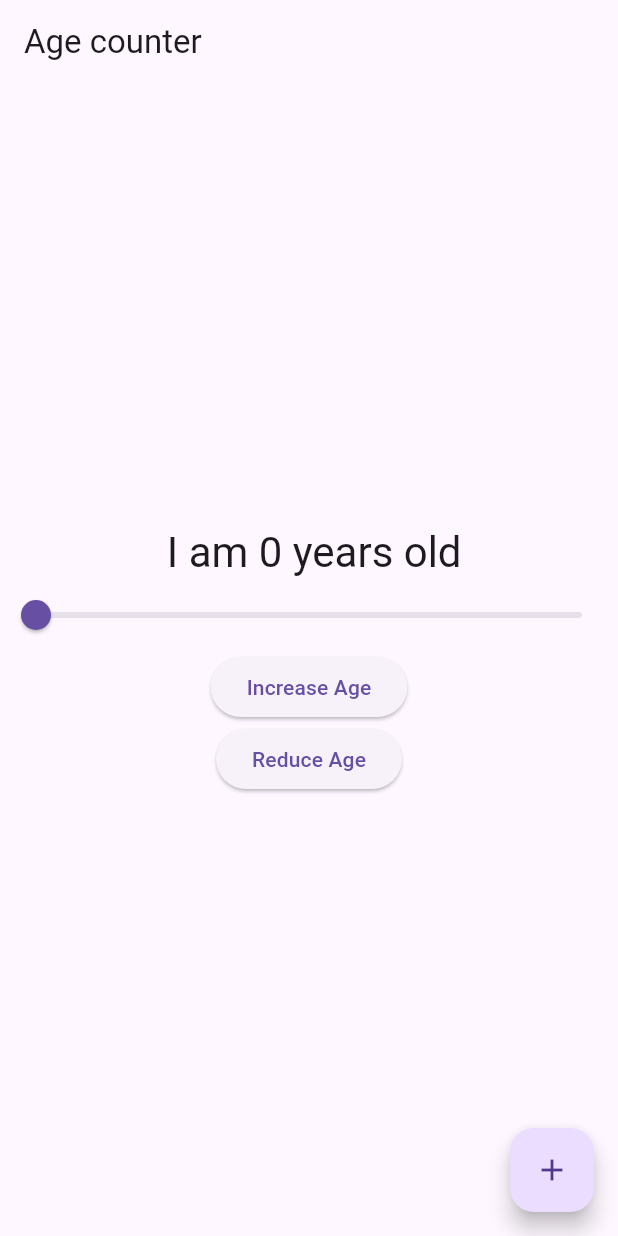
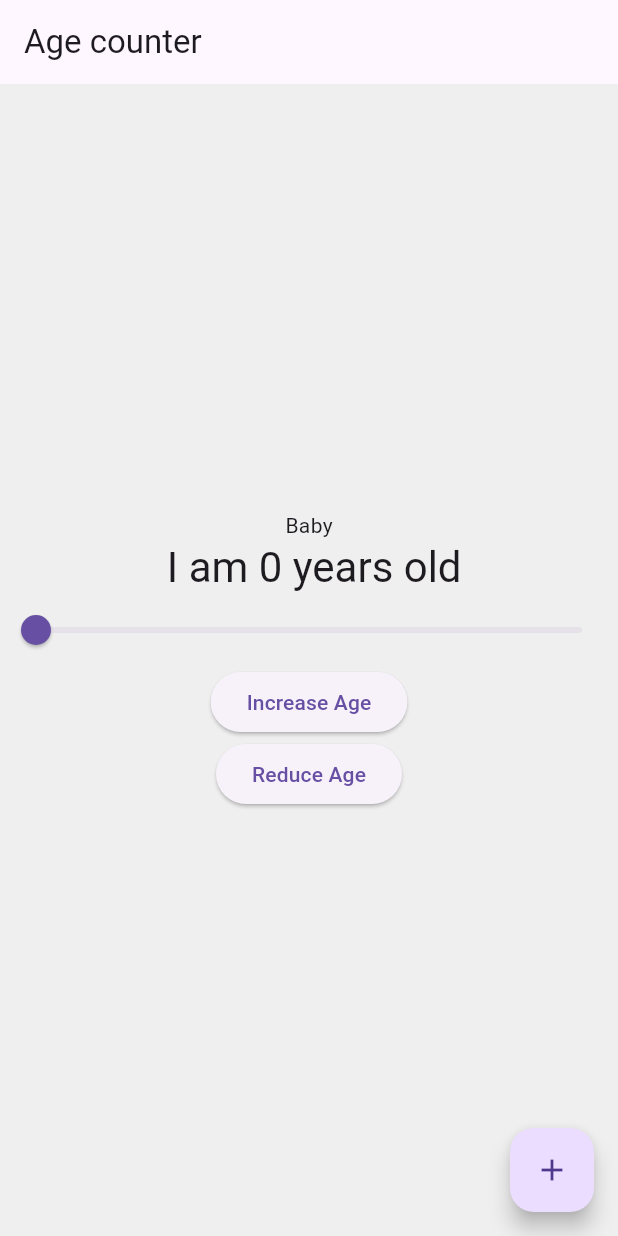
Before and after one commit to vinhbin/mobile-inclass6, a Flutter app: the screen it shows after launch, on a phone screen of 412 x 824 dp. Run offline on Flutter 3.47's test engine with Material 3 defaults, Android fonts, the phone set to English and light mode, and no system bars; missing offline and left inert: window_size.

Commit message:
list for milestone

```diff
--- a/lib/main.dart
+++ b/lib/main.dart
@@ -1,4 +1,5 @@
 import 'dart:io' show Platform;
+import 'dart:math';
 import 'package:flutter/foundation.dart' show kIsWeb;
 import 'package:flutter/material.dart';
 import 'package:provider/provider.dart';
@@ -63,7 +64,7 @@ class MyApp extends StatelessWidget {
   Widget build(BuildContext context) {
     return MaterialApp(
       title: 'Flutter Demo',
-      theme: ThemeData(primarySwatch: Colors.blue, useMaterial3: true),
+      theme: new ThemeData(scaffoldBackgroundColor: const Color(0xFFEFEFEF)),
       home: const MyHomePage(),
     );
   }
@@ -71,6 +72,23 @@ class MyApp extends StatelessWidget {
 
 class MyHomePage extends StatelessWidget {
   const MyHomePage({super.key});
+  static List<String> milestones = [
+    "Baby",
+    "Child",
+    "Teenager",
+    "The Dark Ages",
+    "About time for Fatherhood",
+    "Unc",
+    "Retirement",
+    "How Old am I?",
+  ];
+  String findMilestones(int value) {
+    if (value < 20) {
+      return milestones[((7 + value) ~/ 10).clamp(0, 2)];
+    } else {
+      return milestones[min(milestones.length - 1, (value ~/ 10) + 1)];
+    }
+  }
 
   @override
   Widget build(BuildContext context) {
@@ -80,6 +98,11 @@ class MyHomePage extends StatelessWidget {
         child: Column(
           mainAxisAlignment: MainAxisAlignment.center,
           children: [
+            Consumer<Counter>(
+              builder:
+                  (context, counter, child) =>
+                      Text(findMilestones(counter.value)),
+            ),
             Consumer<Counter>(
               builder:
                   (context, counter, child) => Text(
```
